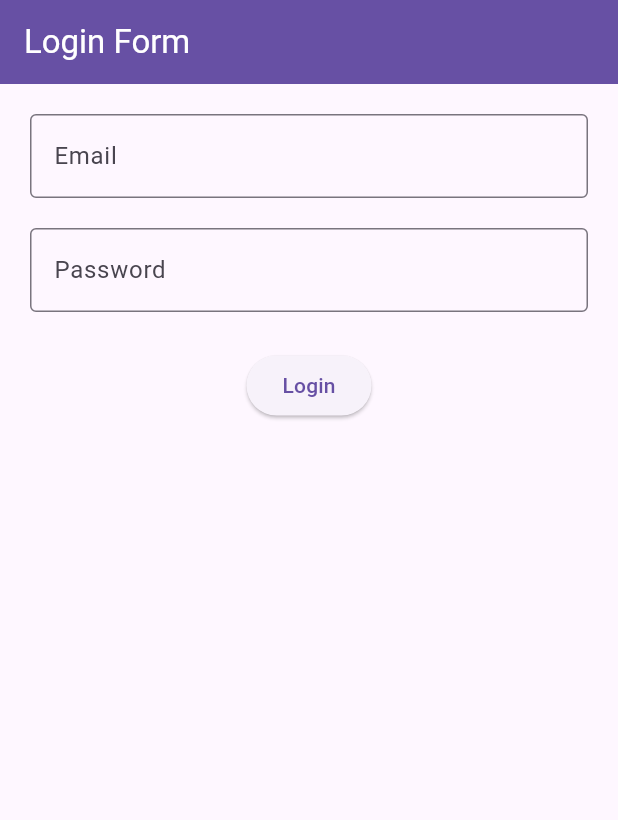
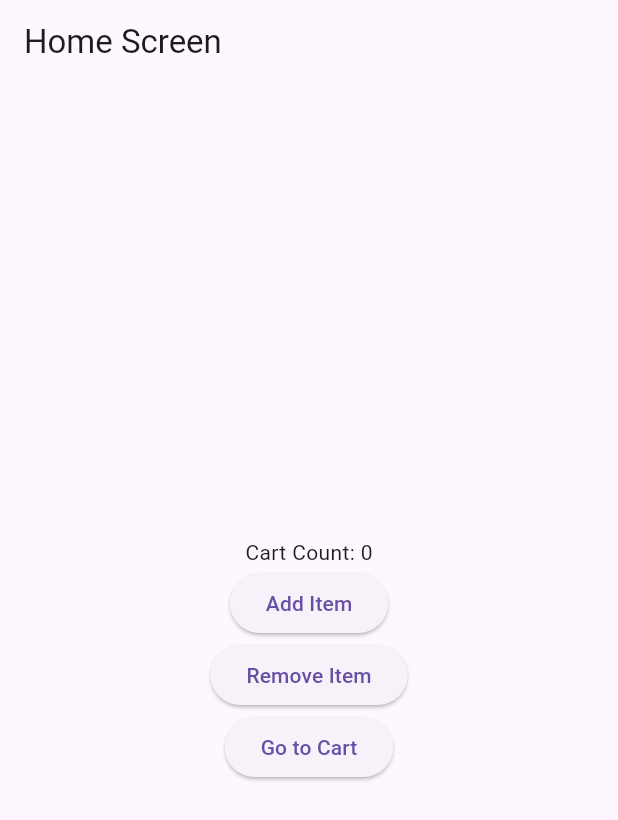
Before and after one commit to Amruthapattayil/lgx_app, a Flutter app: the screen it shows after launch, on a phone screen of 412 x 824 dp. Shown: the top 820 px of the screen. Run offline on Flutter 3.47's test engine with Material 3 defaults, Android fonts, the phone set to English and light mode, and no system bars; our stand-ins replace hive_flutter, shared_preferences, sqflite; accounts and stored records are empty.

Commit message:
Implement Provider state management with shared cart

```diff
--- a/lib/Hive/cache_first.dart
+++ b/lib/Hive/cache_first.dart
@@ -79,7 +79,7 @@ class _Task2OfflinePageState extends State<Task2OfflinePage> {
   Widget build(BuildContext context) {
     return Scaffold(
       appBar: AppBar(
-        title: const Text('Task 2 - Offline First'),
+        title: const Text('my app'),
         actions: [
           IconButton(
             onPressed: loadPosts,
--- /dev/null
+++ b/lib/Hive/cache_main.dart
@@ -0,0 +1,53 @@
+import 'package:flutter/material.dart';
+import 'package:hive_flutter/hive_flutter.dart';
+
+import 'login.dart';
+import 'preferences/theme_preference.dart';
+
+final ValueNotifier<bool> isDarkModeNotifier =
+    ValueNotifier<bool>(false);
+
+Future<void> main() async {
+  WidgetsFlutterBinding.ensureInitialized();
+
+  await Hive.initFlutter();
+  await Hive.openBox('postsBox');
+
+  isDarkModeNotifier.value =
+      await ThemePreference.loadTheme();
+
+  runApp(const MyApp());
+}
+
+class MyApp extends StatelessWidget {
+  const MyApp({super.key});
+
+  Future<void> changeTheme(bool value) async {
+    await ThemePreference.saveTheme(value);
+    isDarkModeNotifier.value = value;
+  }
+
+  @override
+  Widget build(BuildContext context) {
+    return ValueListenableBuilder<bool>(
+      valueListenable: isDarkModeNotifier,
+      builder: (context, isDarkMode, child) {
+        return MaterialApp(
+          debugShowCheckedModeBanner: false,
+          title: 'Mini API App',
+          theme: ThemeData.light(),
+          darkTheme: ThemeData.dark(),
+          themeMode:
+              isDarkMode ? ThemeMode.dark : ThemeMode.light,
+          home: Theme(
+            data: ThemeData.light(),
+            child: LoginPage(
+              isDarkMode: isDarkMode,
+              onThemeChanged: changeTheme,
+            ),
+          ),
+        );
+      },
+    );
+  }
+}
--- a/lib/main.dart
+++ b/lib/main.dart
@@ -1,53 +1,26 @@
 import 'package:flutter/material.dart';
-import 'package:hive_flutter/hive_flutter.dart';
+import 'package:provider/provider.dart';
 
-import 'login.dart';
-import 'preferences/theme_preference.dart';
+import 'providers/cart_notifier.dart';
+import 'screens/home_screen.dart';
 
-final ValueNotifier<bool> isDarkModeNotifier =
-    ValueNotifier<bool>(false);
-
-Future<void> main() async {
-  WidgetsFlutterBinding.ensureInitialized();
-
-  await Hive.initFlutter();
-  await Hive.openBox('postsBox');
-
-  isDarkModeNotifier.value =
-      await ThemePreference.loadTheme();
-
-  runApp(const MyApp());
+void main() {
+  runApp(
+    ChangeNotifierProvider(
+      create: (context) => CartNotifier(),
+      child: const MyApp(),
+    ),
+  );
 }
 
 class MyApp extends StatelessWidget {
   const MyApp({super.key});
 
-  Future<void> changeTheme(bool value) async {
-    await ThemePreference.saveTheme(value);
-    isDarkModeNotifier.value = value;
-  }
-
   @override
   Widget build(BuildContext context) {
-    return ValueListenableBuilder<bool>(
-      valueListenable: isDarkModeNotifier,
-      builder: (context, isDarkMode, child) {
-        return MaterialApp(
-          debugShowCheckedModeBanner: false,
-          title: 'Mini API App',
-          theme: ThemeData.light(),
-          darkTheme: ThemeData.dark(),
-          themeMode:
-              isDarkMode ? ThemeMode.dark : ThemeMode.light,
-          home: Theme(
-            data: ThemeData.light(),
-            child: LoginPage(
-              isDarkMode: isDarkMode,
-              onThemeChanged: changeTheme,
-            ),
-          ),
-        );
-      },
+    return MaterialApp(
+      debugShowCheckedModeBanner: false,
+      home: const HomeScreen(),
     );
   }
 }
--- /dev/null
+++ b/lib/screens/cart_screen.dart
@@ -0,0 +1,25 @@
+import 'package:flutter/material.dart';
+import 'package:provider/provider.dart';
+
+import '../providers/cart_notifier.dart';
+
+class CartScreen extends StatelessWidget {
+  const CartScreen({super.key});
+
+  @override
+  Widget build(BuildContext context) {
+    final cart = context.watch<CartNotifier>();
+
+    return Scaffold(
+      appBar: AppBar(
+        title: const Text('Cart Screen'),
+      ),
+      body: Center(
+        child: Text(
+          'Total Cart Items: ${cart.cartCount}',
+          style: const TextStyle(fontSize: 24),
+        ),
+      ),
+    );
+  }
+}
--- /dev/null
+++ b/lib/screens/home_screen.dart
@@ -0,0 +1,54 @@
+import 'package:flutter/material.dart';
+import 'package:provider/provider.dart';
+
+import '../providers/cart_notifier.dart';
+import 'cart_screen.dart';
+
+class HomeScreen extends StatelessWidget {
+  const HomeScreen({super.key});
+
+  @override
+  Widget build(BuildContext context) {
+    final cart = context.watch<CartNotifier>();
+
+    return Scaffold(
+      appBar: AppBar(
+        title: const Text('Home Screen'),
+      ),
+      body: Center(
+        child: Column(
+          mainAxisAlignment: MainAxisAlignment.center,
+          children: [
+            Text('Cart Count: ${cart.cartCount}'),
+
+            ElevatedButton(
+              onPressed: () {
+                context.read<CartNotifier>().addItem();
+              },
+              child: const Text('Add Item'),
+            ),
+
+            ElevatedButton(
+              onPressed: () {
+                context.read<CartNotifier>().removeItem();
+              },
+              child: const Text('Remove Item'),
+            ),
+
+            ElevatedButton(
+              onPressed: () {
+                Navigator.push(
+                  context,
+                  MaterialPageRoute(
+                    builder: (context) => const CartScreen(),
+                  ),
+                );
+              },
+              child: const Text('Go to Cart'),
+            ),
+          ],
+        ),
+      ),
+    );
+  }
+}
--- a/pubspec.yaml
+++ b/pubspec.yaml
@@ -40,6 +40,7 @@ dependencies:
   sqflite: ^2.4.2+1
   path: ^1.9.1
   hive_flutter: ^1.1.0
+  provider: ^6.1.5+1
 
 dev_dependencies:
   flutter_test:
```
Also changed, not shown: lib/providers/cart_notifier.dart (added, +17 -0 lines), pubspec.lock.
